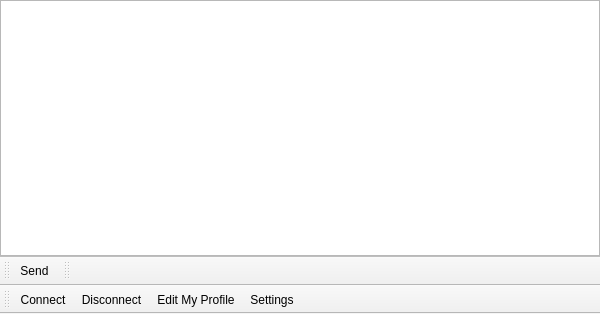
Before: the Qt Designer form trunk/widgetchatcenter.ui in c3c/quazaa, drawn with Qt 5.
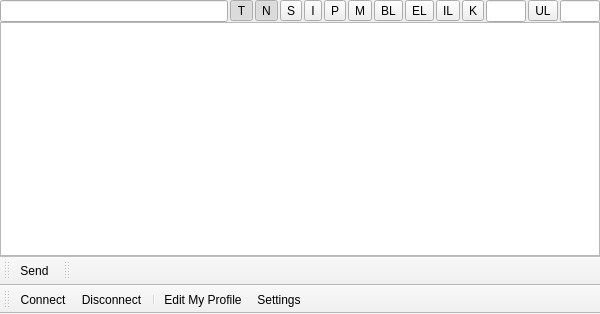
After: the same form once the commit is applied. Icons and pictures are not drawn.

Commit message: Preparing GUI for IRC client. All elements are in place. Might need to modify dialog settings.

The edit to the form file:
```diff
--- a/trunk/widgetchatcenter.ui
+++ b/trunk/widgetchatcenter.ui
@@ -21,6 +21,176 @@
     <property name="margin">
      <number>0</number>
     </property>
+    <item>
+     <layout class="QGridLayout" name="gridLayout">
+      <property name="horizontalSpacing">
+       <number>2</number>
+      </property>
+      <item row="0" column="0">
+       <widget class="QLineEdit" name="lineEdit"/>
+      </item>
+      <item row="0" column="1">
+       <widget class="QToolButton" name="toolButtonTopicProtection">
+        <property name="toolTip">
+         <string>Topic Protection</string>
+        </property>
+        <property name="text">
+         <string>T</string>
+        </property>
+        <property name="checkable">
+         <bool>true</bool>
+        </property>
+        <property name="checked">
+         <bool>true</bool>
+        </property>
+       </widget>
+      </item>
+      <item row="0" column="2">
+       <widget class="QToolButton" name="toolButtonNoOutsideMessages">
+        <property name="toolTip">
+         <string>No Outside Messages</string>
+        </property>
+        <property name="text">
+         <string>N</string>
+        </property>
+        <property name="checkable">
+         <bool>true</bool>
+        </property>
+        <property name="checked">
+         <bool>true</bool>
+        </property>
+       </widget>
+      </item>
+      <item row="0" column="3">
+       <widget class="QToolButton" name="toolButtonSecret">
+        <property name="toolTip">
+         <string>Secret</string>
+        </property>
+        <property name="text">
+         <string>S</string>
+        </property>
+        <property name="checkable">
+         <bool>true</bool>
+        </property>
+       </widget>
+      </item>
+      <item row="0" column="4">
+       <widget class="QToolButton" name="toolButtonInviteOnly">
+        <property name="toolTip">
+         <string>Invite Only</string>
+        </property>
+        <property name="text">
+         <string>I</string>
+        </property>
+        <property name="checkable">
+         <bool>true</bool>
+        </property>
+       </widget>
+      </item>
+      <item row="0" column="5">
+       <widget class="QToolButton" name="toolButtonPrivate">
+        <property name="toolTip">
+         <string>Private</string>
+        </property>
+        <property name="text">
+         <string>P</string>
+        </property>
+        <property name="checkable">
+         <bool>true</bool>
+        </property>
+       </widget>
+      </item>
+      <item row="0" column="6">
+       <widget class="QToolButton" name="toolButtonModerated">
+        <property name="toolTip">
+         <string>Moderated</string>
+        </property>
+        <property name="text">
+         <string>M</string>
+        </property>
+        <property name="checkable">
+         <bool>true</bool>
+        </property>
+       </widget>
+      </item>
+      <item row="0" column="7">
+       <widget class="QToolButton" name="toolButtonBanList">
+        <property name="toolTip">
+         <string>Ban List</string>
+        </property>
+        <property name="text">
+         <string>BL</string>
+        </property>
+       </widget>
+      </item>
+      <item row="0" column="10">
+       <widget class="QToolButton" name="toolButtonKeyword">
+        <property name="toolTip">
+         <string>Keyword</string>
+        </property>
+        <property name="text">
+         <string>K</string>
+        </property>
+        <property name="checkable">
+         <bool>true</bool>
+        </property>
+       </widget>
+      </item>
+      <item row="0" column="11">
+       <widget class="QLineEdit" name="lineEditKeyword">
+        <property name="maximumSize">
+         <size>
+          <width>40</width>
+          <height>16777215</height>
+         </size>
+        </property>
+       </widget>
+      </item>
+      <item row="0" column="13">
+       <widget class="QLineEdit" name="lineEditUserLimit">
+        <property name="maximumSize">
+         <size>
+          <width>40</width>
+          <height>16777215</height>
+         </size>
+        </property>
+       </widget>
+      </item>
+      <item row="0" column="12">
+       <widget class="QToolButton" name="toolButtonUserLimit">
+        <property name="toolTip">
+         <string>User Limit</string>
+        </property>
+        <property name="text">
+         <string>UL</string>
+        </property>
+        <property name="checkable">
+         <bool>true</bool>
+        </property>
+       </widget>
+      </item>
+      <item row="0" column="8">
+       <widget class="QToolButton" name="toolButtonExceptList">
+        <property name="toolTip">
+         <string>Except list</string>
+        </property>
+        <property name="text">
+         <string>EL</string>
+        </property>
+       </widget>
+      </item>
+      <item row="0" column="9">
+       <widget class="QToolButton" name="toolButtonInviteList">
+        <property name="toolTip">
+         <string>Invite List</string>
+        </property>
+        <property name="text">
+         <string>IL</string>
+        </property>
+       </widget>
+      </item>
+     </layout>
+    </item>
     <item>
      <widget class="QTextBrowser" name="textBrowserChat"/>
     </item>
@@ -53,6 +223,7 @@
    </attribute>
    <addaction name="actionConnect"/>
    <addaction name="actionDisconnect"/>
+   <addaction name="separator"/>
    <addaction name="actionEditMyProfile"/>
    <addaction name="actionChatSettings"/>
   </widget>
```
The commit also changes 3 other files.
